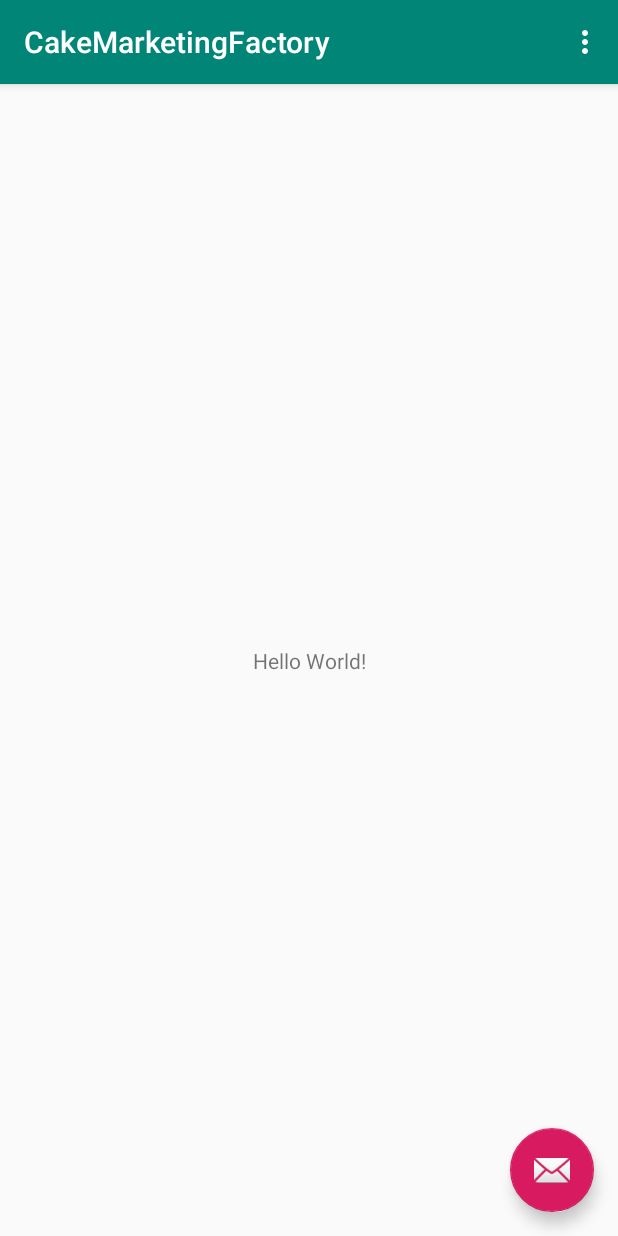
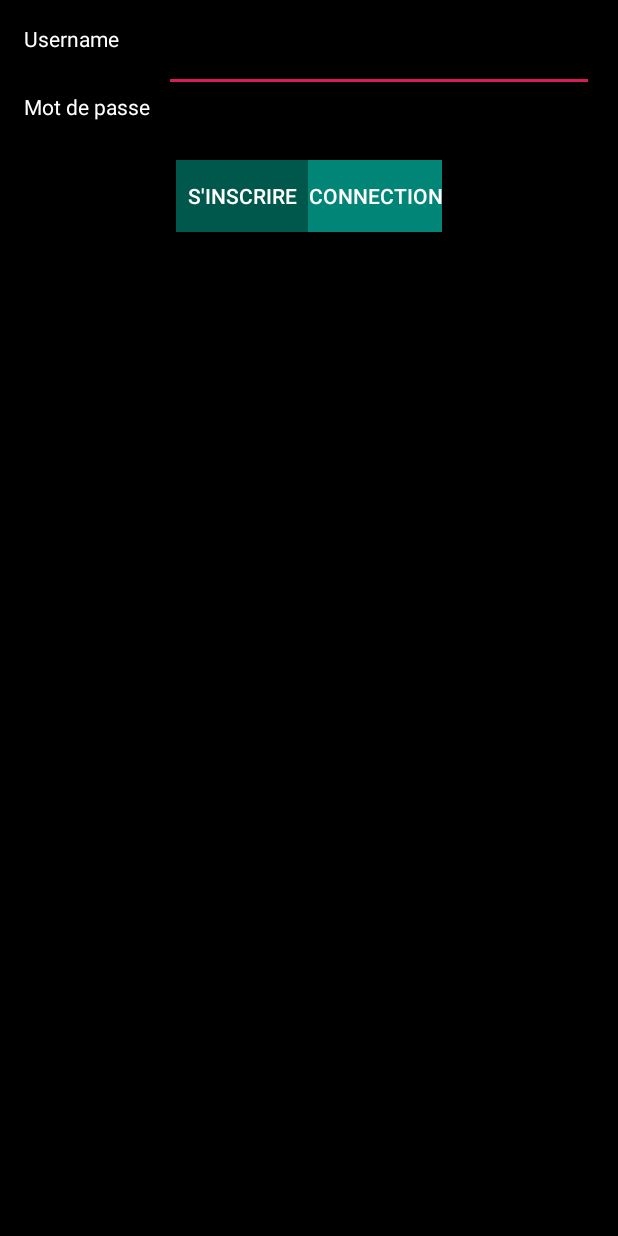
Before and after one commit to baronialexandre/CakeMarketingFactory, an Android app: the screen it shows after launch (MainActivity), on a phone screen of 412 x 824 dp. Run offline under Robolectric (Android 15) with nearby library versions, the phone set to English and light mode, and no system bars.

Commit message:
login screen ihm pour test

```diff
--- a/app/src/main/java/l3info/projet/cakemarketingfactory/MainActivity.java
+++ b/app/src/main/java/l3info/projet/cakemarketingfactory/MainActivity.java
@@ -1,5 +1,6 @@
 package l3info.projet.cakemarketingfactory;
 
+import android.content.Intent;
 import android.os.Bundle;
 import android.support.design.widget.FloatingActionButton;
 import android.support.design.widget.Snackbar;
@@ -8,6 +9,8 @@ import android.support.v7.widget.Toolbar;
 import android.view.View;
 import android.view.Menu;
 import android.view.MenuItem;
+import android.widget.EditText;
+import android.widget.TextView;
 
 public class MainActivity extends AppCompatActivity {
 
@@ -15,17 +18,25 @@ public class MainActivity extends AppCompatActivity {
     protected void onCreate(Bundle savedInstanceState) {
         super.onCreate(savedInstanceState);
         setContentView(R.layout.activity_main);
-        Toolbar toolbar = findViewById(R.id.toolbar);
-        setSupportActionBar(toolbar);
+    }
 
-        FloatingActionButton fab = findViewById(R.id.fab);
-        fab.setOnClickListener(new View.OnClickListener() {
-            @Override
-            public void onClick(View view) {
-                Snackbar.make(view, "Replace with your own action", Snackbar.LENGTH_LONG)
-                        .setAction("Action", null).show();
-            }
-        });
+    public void onSubmitButtonClicked(View view) {
+        EditText emailField = findViewById(R.id.login_email);
+        EditText passwordField = findViewById(R.id.login_password);
+        TextView feedbackTextView = findViewById(R.id.login_feedback_message);
+
+        String email = emailField.getText().toString();
+        String password = passwordField.getText().toString();
+
+       feedbackTextView.setVisibility(View.VISIBLE);
+
+        // Authenticate
+        //userService.authenticate(email, password, feedbackTextView, this);
+    }
+
+    public void onRegisterButtonClicked(View view) {
+        Intent intent = new Intent(this, RegistrationActivity.class);
+        startActivity(intent);
     }
 
     @Override
--- /dev/null
+++ b/app/src/main/java/l3info/projet/cakemarketingfactory/RegistrationActivity.java
@@ -0,0 +1,4 @@
+package l3info.projet.cakemarketingfactory;
+
+class RegistrationActivity {
+}
--- a/app/src/main/res/layout/activity_main.xml
+++ b/app/src/main/res/layout/activity_main.xml
@@ -1,33 +1,92 @@
 <?xml version="1.0" encoding="utf-8"?>
-<android.support.design.widget.CoordinatorLayout xmlns:android="http://schemas.android.com/apk/res/android"
-    xmlns:app="http://schemas.android.com/apk/res-auto"
+<LinearLayout xmlns:android="http://schemas.android.com/apk/res/android"
     xmlns:tools="http://schemas.android.com/tools"
+    android:id="@+id/activity_login"
     android:layout_width="match_parent"
     android:layout_height="match_parent"
-    tools:context=".MainActivity">
-
-    <android.support.design.widget.AppBarLayout
+    android:paddingBottom="16dp"
+    android:paddingLeft="16dp"
+    android:paddingRight="16dp"
+    android:paddingTop="16dp"
+    android:orientation="vertical"
+    tools:context="l3info.projet.cakemarketingfactory.MainActivity"
+    android:background="@color/black">
+    <!-- RECUP -->
+    <LinearLayout
         android:layout_width="match_parent"
         android:layout_height="wrap_content"
-        android:theme="@style/AppTheme.AppBarOverlay">
+        android:orientation="horizontal">
 
-        <android.support.v7.widget.Toolbar
-            android:id="@+id/toolbar"
+        <TextView
+            android:layout_width="wrap_content"
+            android:layout_height="match_parent"
+            android:layout_marginRight="30dp"
+            android:text="@string/login_email_text"
+            android:textColor="@color/white"
+            />
+
+        <EditText
             android:layout_width="match_parent"
-            android:layout_height="?attr/actionBarSize"
-            android:background="?attr/colorPrimary"
-            app:popupTheme="@style/AppTheme.PopupOverlay" />
+            android:layout_height="match_parent"
+            android:id="@+id/login_email"
+            android:textColor="@color/white"
+            />
 
-    </android.support.design.widget.AppBarLayout>
+    </LinearLayout>
 
-    <include layout="@layout/content_main" />
+    <LinearLayout
+        android:layout_width="match_parent"
+        android:layout_height="wrap_content"
+        android:orientation="horizontal">
 
-    <android.support.design.widget.FloatingActionButton
-        android:id="@+id/fab"
+        <TextView
+            android:layout_width="wrap_content"
+            android:layout_height="match_parent"
+            android:text="@string/login_password_text"
+            android:textColor="@color/white"
+            />
+
+        <EditText
+            android:layout_width="match_parent"
+            android:layout_height="match_parent"
+            android:id="@+id/login_password"
+            android:textColor="@color/white"
+            />
+
+    </LinearLayout>
+
+    <LinearLayout
+        android:layout_width="match_parent"
+        android:layout_height="wrap_content"
+        android:orientation="horizontal"
+        android:gravity="center">
+
+        <Button
+            android:layout_width="wrap_content"
+            android:layout_height="match_parent"
+            android:background="@color/colorPrimaryDark"
+            android:onClick="onRegisterButtonClicked"
+            android:text="@string/login_button_register_text"
+            android:textColor="@color/white"/>
+
+        <Button
+            android:layout_width="wrap_content"
+            android:layout_height="match_parent"
+            android:text="@string/login_button_submit_text"
+            android:id="@+id/login_submit_button"
+            android:onClick="onSubmitButtonClicked"
+            android:background="@color/colorPrimary"
+            android:textColor="@color/white"
+            />
+
+    </LinearLayout>
+
+    <TextView
         android:layout_width="wrap_content"
-        android:layout_height="wrap_content"
-        android:layout_gravity="bottom|end"
-        android:layout_margin="@dimen/fab_margin"
-        app:srcCompat="@android:drawable/ic_dialog_email" />
+        android:layout_gravity="center"
+        android:layout_height="60dp"
+        android:visibility="invisible"
+        android:id="@+id/login_feedback_message"/>
 
-</android.support.design.widget.CoordinatorLayout>
+    <!-- fin RECUP -->
+</LinearLayout>
--- a/app/src/main/res/layout/content_main.xml
+++ /dev/null
@@ -1,20 +0,0 @@
-<?xml version="1.0" encoding="utf-8"?>
-<android.support.constraint.ConstraintLayout xmlns:android="http://schemas.android.com/apk/res/android"
-    xmlns:app="http://schemas.android.com/apk/res-auto"
-    xmlns:tools="http://schemas.android.com/tools"
-    android:layout_width="match_parent"
-    android:layout_height="match_parent"
-    app:layout_behavior="@string/appbar_scrolling_view_behavior"
-    tools:context=".MainActivity"
-    tools:showIn="@layout/activity_main">
-
-    <TextView
-        android:layout_width="wrap_content"
-        android:layout_height="wrap_content"
-        android:text="Hello World!"
-        app:layout_constraintBottom_toBottomOf="parent"
-        app:layout_constraintLeft_toLeftOf="parent"
-        app:layout_constraintRight_toRightOf="parent"
-        app:layout_constraintTop_toTopOf="parent" />
-
-</android.support.constraint.ConstraintLayout>
--- a/app/src/main/res/values/colors.xml
+++ b/app/src/main/res/values/colors.xml
@@ -3,4 +3,6 @@
     <color name="colorPrimary">#008577</color>
     <color name="colorPrimaryDark">#00574B</color>
     <color name="colorAccent">#D81B60</color>
+    <color name="white">#FFFFFF</color>
+    <color name="black">#000000</color>
 </resources>
--- a/app/src/main/res/values/strings.xml
+++ b/app/src/main/res/values/strings.xml
@@ -1,4 +1,8 @@
 <resources>
     <string name="app_name">CakeMarketingFactory</string>
     <string name="action_settings">Settings</string>
+    <string name="login_email_text">Username</string>
+    <string name="login_password_text">Mot de passe</string>
+    <string name="login_button_register_text">S\'inscrire</string>
+    <string name="login_button_submit_text">Connection</string>
 </resources>
```
